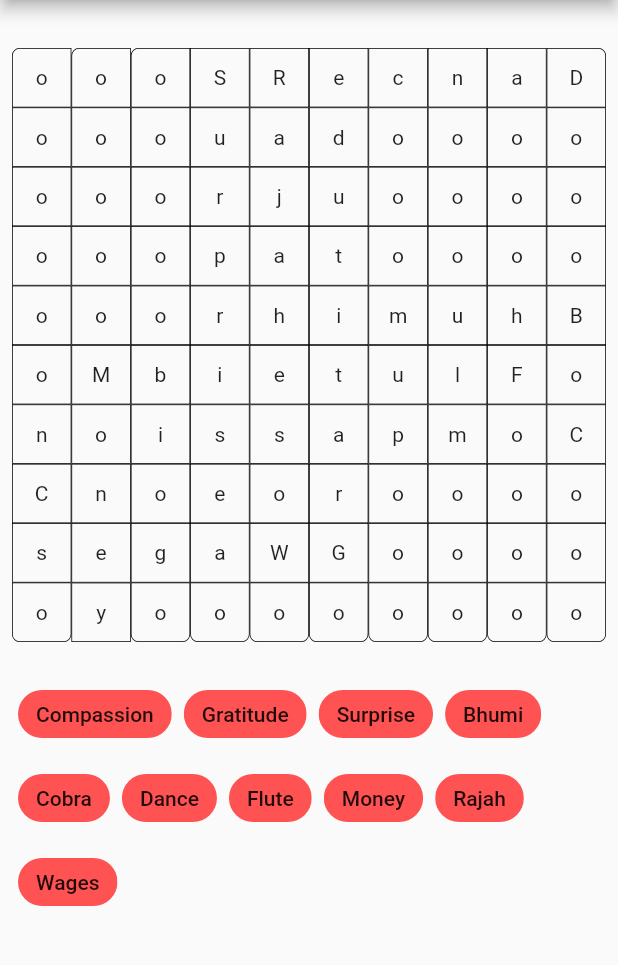
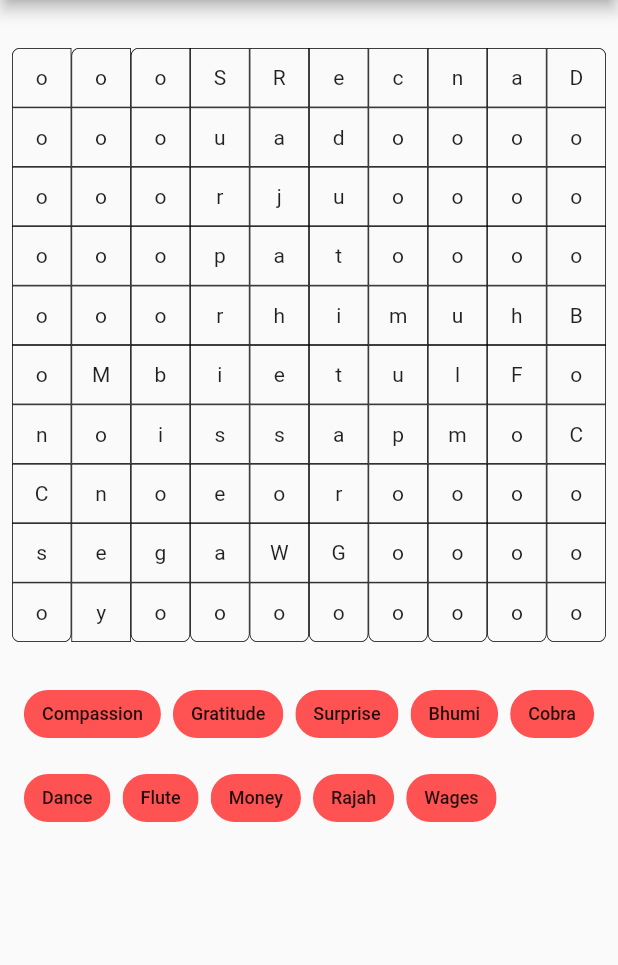
Before and after one commit to Joran-Dob/word_searcher, a Flutter app: the screen it shows after launch, on a phone screen of 412 x 824 dp, the part 84-1049 px from its top. Run offline on Flutter 3.47's test engine with Material 2 defaults, Android fonts, the phone set to English and light mode, and no system bars; our stand-ins replace bloc, flutter_bloc.

Commit message:
Made some minor fixes with the drawing

```diff
--- a/word_searcher/lib/src/word_searcher.dart
+++ b/word_searcher/lib/src/word_searcher.dart
@@ -60,7 +60,7 @@ class _WordSearcherState extends State<_WordSearcher> {
     return BlocBuilder<WordSearcherCubit, WordSearcherState>(
       builder: (context, state) {
         if (state is WordSearcherLoaded) {
-          return ListView(
+          return Column(
             children: [
               Stack(
                 children: [
@@ -129,7 +129,12 @@ class _WordSearcherState extends State<_WordSearcher> {
                           (wordItem) => Padding(
                             padding: const EdgeInsets.all(4),
                             child: Chip(
-                              label: Text(wordItem.word),
+                              label: Text(
+                                wordItem.word,
+                                style: TextStyle(
+                                  fontSize: 12.0,
+                                ),
+                              ),
                               backgroundColor:
                                   wordItem.found ? Colors.greenAccent : Colors.redAccent,
                             ),
```
